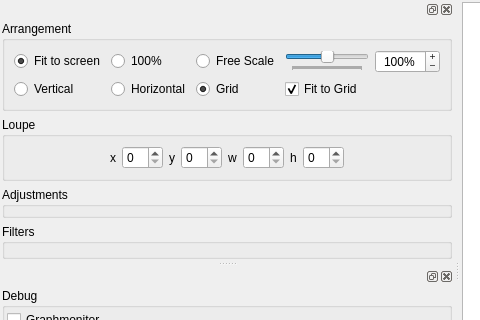
Qt form Source/GUI/player.ui (bavc/qctools) before a commit; both pictures show x 0 to 480 and y 0 to 320 of the 1208 by 539 pixel window.
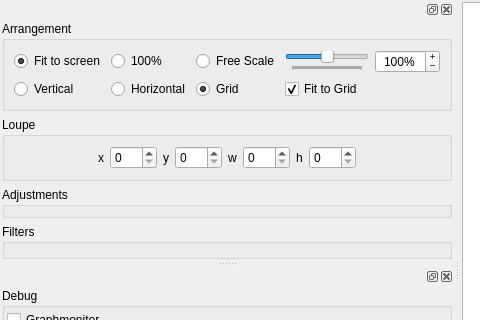
The same form after that commit. Icons and pictures are not drawn.

Commit message: fix build for Qt5

```diff
--- a/Source/GUI/player.ui
+++ b/Source/GUI/player.ui
@@ -569,7 +569,11 @@
          </widget>
         </item>
         <item>
-         <widget class="QSpinBox" name="xSpinBox"/>
+         <widget class="QDoubleSpinBox" name="xDoubleSpinBox">
+          <property name="decimals">
+           <number>0</number>
+          </property>
+         </widget>
         </item>
         <item>
          <widget class="QLabel" name="yLabel">
@@ -579,7 +583,11 @@
          </widget>
         </item>
         <item>
-         <widget class="QSpinBox" name="ySpinBox"/>
+         <widget class="QDoubleSpinBox" name="yDoubleSpinBox">
+          <property name="decimals">
+           <number>0</number>
+          </property>
+         </widget>
         </item>
         <item>
          <widget class="QLabel" name="wLabel">
@@ -589,7 +597,11 @@
          </widget>
         </item>
         <item>
-         <widget class="QSpinBox" name="wSpinBox"/>
+         <widget class="QDoubleSpinBox" name="wDoubleSpinBox">
+          <property name="decimals">
+           <number>0</number>
+          </property>
+         </widget>
         </item>
         <item>
          <widget class="QLabel" name="hLabel">
@@ -599,7 +611,11 @@
          </widget>
         </item>
         <item>
-         <widget class="QSpinBox" name="hSpinBox"/>
+         <widget class="QDoubleSpinBox" name="hDoubleSpinBox">
+          <property name="decimals">
+           <number>0</number>
+          </property>
+         </widget>
         </item>
         <item>
          <spacer name="horizontalSpacer_5">
```
The commit also changes 1 other file.
